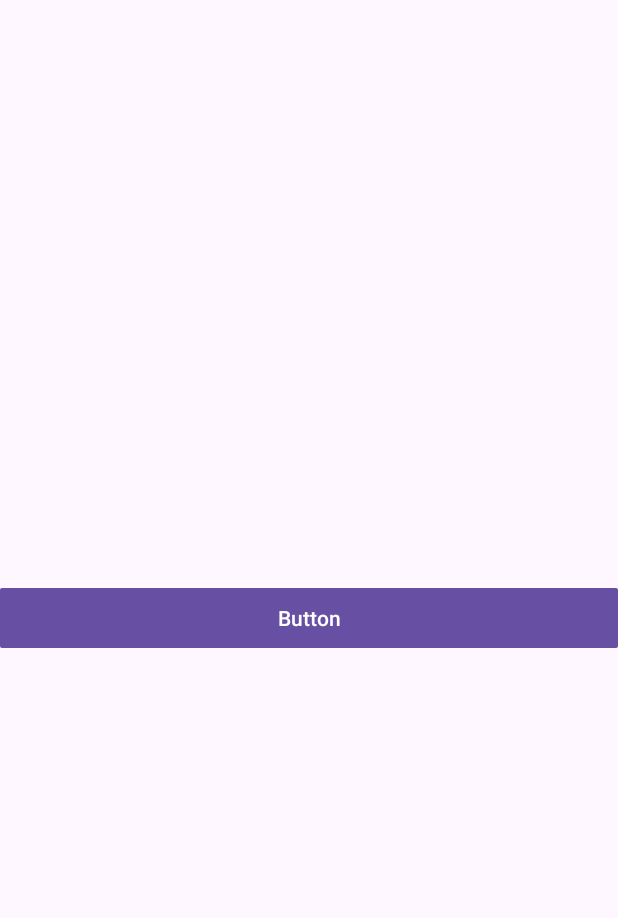
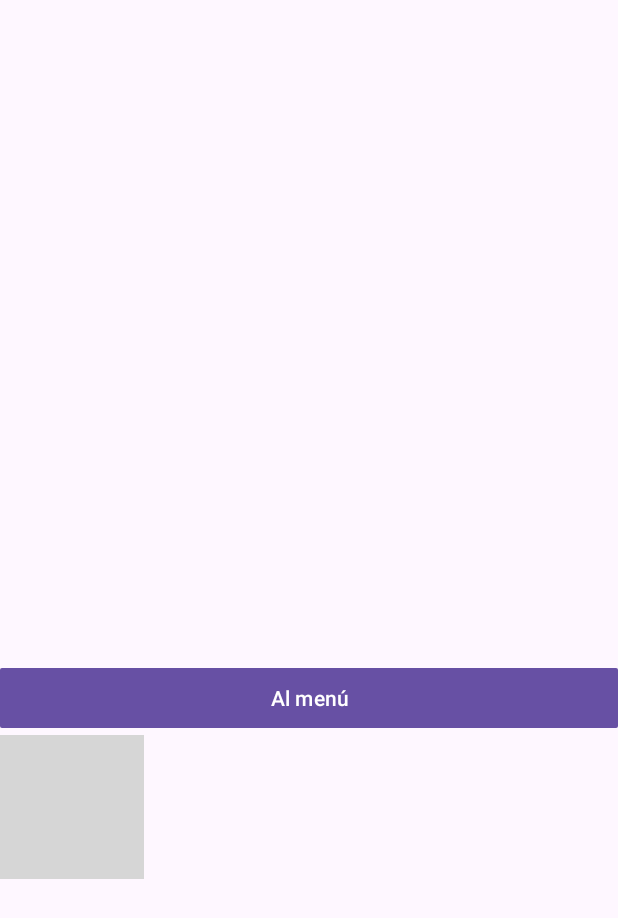
Before and after one commit to Jedicito/BCAndroid_M4_Individual12, an Android app: the screen it shows after launch (MainActivity), on a phone screen of 412 x 824 dp. Shown: the top 918 px of the screen. Run offline under Robolectric (Android 15) with nearby library versions, the phone set to English and light mode, and no system bars; grey boxes are pictures that could not be loaded.

```diff
--- a/app/src/main/res/layout/activity_main.xml
+++ b/app/src/main/res/layout/activity_main.xml
@@ -16,16 +16,19 @@
         app:layout_constraintStart_toStartOf="parent"
         app:layout_constraintTop_toTopOf="parent"
         app:layout_constraintVertical_bias="0.673"
-        tools:srcCompat="@tools:sample/backgrounds/scenic" />
+        app:srcCompat="@drawable/menu_emilia"
+        android:contentDescription="@string/imagen_menu" />
 
     <Button
         android:id="@+id/btn_landing"
         android:layout_width="0dp"
         android:layout_height="wrap_content"
-        android:text="Button"
+        android:text="@string/btn_inicio"
         app:cornerRadius="1dp"
         app:layout_constraintBottom_toBottomOf="parent"
         app:layout_constraintEnd_toEndOf="parent"
+        app:layout_constraintHorizontal_bias="0.0"
         app:layout_constraintStart_toStartOf="@+id/imageView"
-        app:layout_constraintTop_toTopOf="parent" />
+        app:layout_constraintTop_toTopOf="parent"
+        app:layout_constraintVertical_bias="0.569" />
 </androidx.constraintlayout.widget.ConstraintLayout>
--- a/app/src/main/res/values/strings.xml
+++ b/app/src/main/res/values/strings.xml
@@ -1,3 +1,5 @@
 <resources>
     <string name="app_name">M4_Individual12</string>
+    <string name="btn_inicio">Al menú</string>
+    <string name="imagen_menu">Imagen de un menu</string>
 </resources>
```
Also changed, not shown: 1 other file.
